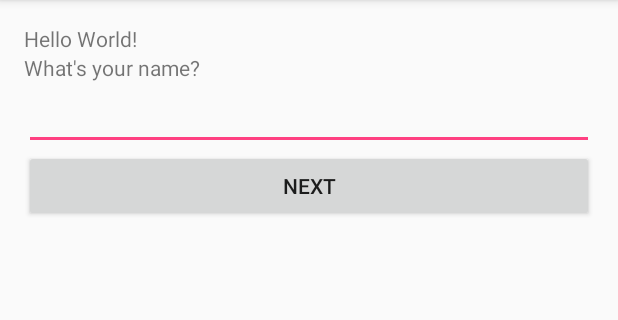
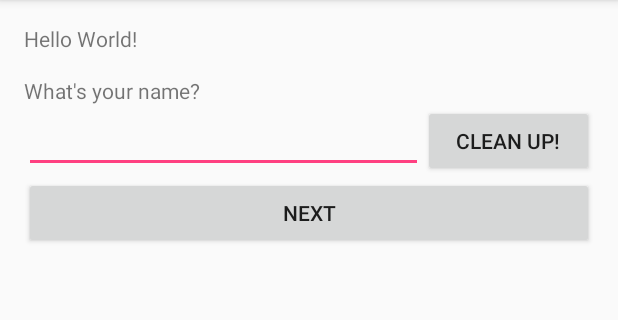
Before and after one commit to geekarist/FragmentsSandbox, an Android app: the screen it shows after launch (MainActivity), on a phone screen of 412 x 824 dp, the part 84-404 px from its top. Run offline under Robolectric (Android 15) with nearby library versions, the phone set to English and light mode, and no system bars.

Commit message:
Add editable text with cleanup button

```diff
--- a/app/src/main/java/com/github/geekarist/fragmentssandbox/MainActivity.java
+++ b/app/src/main/java/com/github/geekarist/fragmentssandbox/MainActivity.java
@@ -3,8 +3,10 @@ package com.github.geekarist.fragmentssandbox;
 import android.content.Intent;
 import android.support.v7.app.AppCompatActivity;
 import android.os.Bundle;
+import android.text.Editable;
 import android.view.View;
 import android.widget.Button;
+import android.widget.EditText;
 
 public class MainActivity extends AppCompatActivity {
 
@@ -13,12 +15,26 @@ public class MainActivity extends AppCompatActivity {
         super.onCreate(savedInstanceState);
         setContentView(R.layout.activity_main);
 
-        View viewById = findViewById(R.id.button_next);
-        viewById.setOnClickListener(new View.OnClickListener() {
+        View nextButton = findViewById(R.id.button_next);
+        nextButton.setOnClickListener(new View.OnClickListener() {
             @Override
             public void onClick(View view) {
                 startActivity(new Intent(MainActivity.this, SecondActivity.class));
             }
         });
+
+        View cleanUpButton = findViewById(R.id.button_cleanup);
+        cleanUpButton.setOnClickListener(new View.OnClickListener() {
+            @Override
+            public void onClick(View view) {
+                cleanUpText();
+            }
+        });
+    }
+
+    private void cleanUpText() {
+        EditText nameText = (EditText) findViewById(R.id.text_name);
+        String text = nameText.getText().toString();
+        nameText.setText(text.toUpperCase());
     }
 }
--- a/app/src/main/res/layout/activity_main.xml
+++ b/app/src/main/res/layout/activity_main.xml
@@ -15,13 +15,36 @@
         android:layout_height="wrap_content"
         android:text="Hello World!" />
 
-    <TextView
-        android:layout_width="wrap_content"
+    <LinearLayout
+        android:layout_width="match_parent"
         android:layout_height="wrap_content"
-        android:text="What's your name?" />
-    <EditText
-        android:layout_width="match_parent"
-        android:layout_height="wrap_content" />
+        android:layout_marginTop="15dp"
+        android:orientation="vertical">
+
+        <TextView
+            android:layout_width="match_parent"
+            android:layout_height="wrap_content"
+            android:text="What's your name?" />
+
+        <LinearLayout
+            android:layout_width="match_parent"
+            android:layout_height="wrap_content"
+            android:orientation="horizontal">
+
+            <EditText
+                android:id="@+id/text_name"
+                android:layout_width="0dp"
+                android:layout_height="wrap_content"
+                android:layout_weight=".7" />
+
+            <Button
+                android:id="@+id/button_cleanup"
+                android:layout_width="0dp"
+                android:layout_height="wrap_content"
+                android:layout_weight=".3"
+                android:text="Clean up!" />
+        </LinearLayout>
+    </LinearLayout>
 
     <Button
         android:id="@+id/button_next"
```
